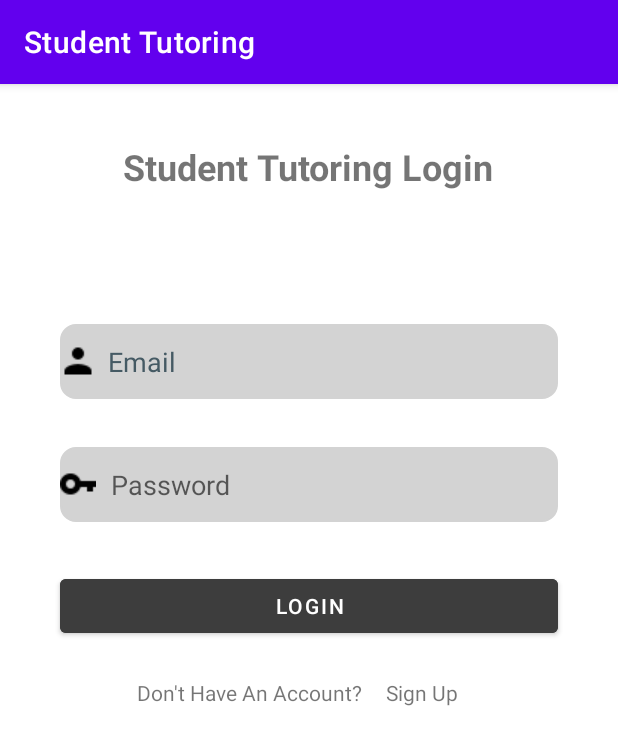
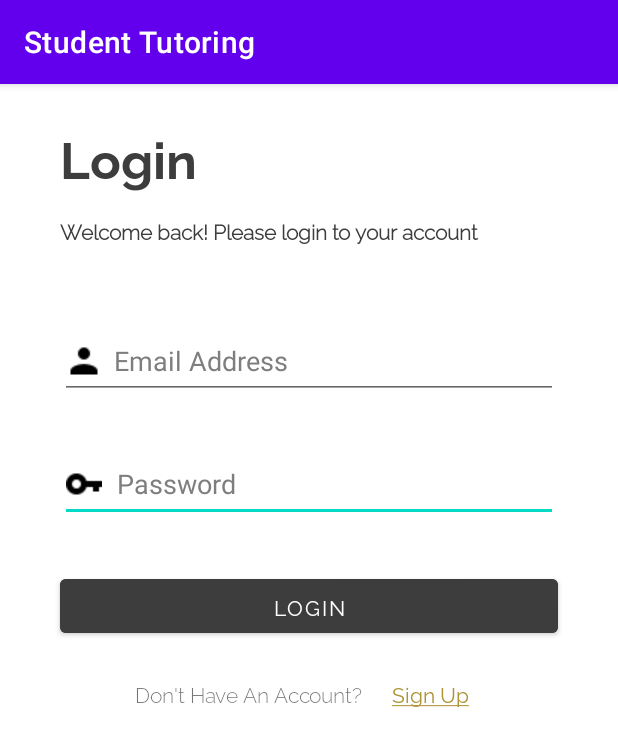
Before and after one commit to gracesopha/tutorme, an Android app: the screen it shows after launch (LoginPage), on a phone screen of 412 x 824 dp. Shown: the top 746 px of the screen. Run offline under Robolectric (Android 15) with nearby library versions, the phone set to English and light mode, and no system bars.

Commit message:
added fonts

```diff
--- a/StudentTutoringApp/app/src/main/res/layout/activity_login_page.xml
+++ b/StudentTutoringApp/app/src/main/res/layout/activity_login_page.xml
@@ -10,15 +10,29 @@
         android:id="@+id/loginLabel"
         android:layout_width="wrap_content"
         android:layout_height="wrap_content"
-        android:text="Student Tutoring Login"
-        android:textSize="24sp"
+        android:layout_marginLeft="40dp"
+        android:layout_marginTop="24dp"
+        android:text="Login"
+        android:textSize="34sp"
         android:textStyle="bold"
-        app:layout_constraintBottom_toBottomOf="parent"
-        app:layout_constraintHorizontal_bias="0.498"
+        android:textColor="#3D3D3D"
+        android:fontFamily="@font/ralewaybold"
         app:layout_constraintLeft_toLeftOf="parent"
-        app:layout_constraintRight_toRightOf="parent"
-        app:layout_constraintTop_toTopOf="parent"
-        app:layout_constraintVertical_bias="0.053" />
+        app:layout_constraintTop_toTopOf="parent" />
+
+    <TextView
+        android:textColor="#3D3D3D"
+        android:id="@+id/WelcomeMessage"
+        android:layout_width="wrap_content"
+        android:layout_height="wrap_content"
+        android:layout_marginLeft="40dp"
+        android:layout_marginTop="16dp"
+        android:fontFamily="@font/ralewaylight"
+        android:text="@string/welcome_back"
+        android:textSize="14sp"
+        android:textStyle="bold"
+        app:layout_constraintLeft_toLeftOf="parent"
+        app:layout_constraintTop_toBottomOf="@+id/loginLabel" />
 
     <Button
         android:id="@+id/login_button"
@@ -29,6 +43,7 @@
         android:layout_marginEnd="40dp"
         android:backgroundTint="#3D3D3D"
         android:text="login"
+        android:fontFamily="@font/ralewayregular"
         android:textColor="#FFFFFF"
         app:layout_constraintEnd_toEndOf="parent"
         app:layout_constraintStart_toStartOf="parent"
@@ -41,12 +56,12 @@
         android:layout_marginStart="40dp"
         android:layout_marginTop="32dp"
         android:layout_marginEnd="40dp"
-        android:background="@drawable/text_field_bg"
         android:drawableLeft="@drawable/pass_icon"
         android:drawablePadding="10dp"
         android:ems="10"
         android:hint="Password"
         android:inputType="textPassword"
+        android:textColorHint="#7e7e7e"
         app:layout_constraintEnd_toEndOf="parent"
         app:layout_constraintHorizontal_bias="0.978"
         app:layout_constraintStart_toStartOf="parent"
@@ -59,12 +74,11 @@
         android:layout_marginStart="40dp"
         android:layout_marginTop="160dp"
         android:layout_marginEnd="40dp"
-        android:background="@drawable/text_field_bg"
         android:drawableLeft="@drawable/user_icon"
         android:drawablePadding="8dp"
-        android:hint="Email"
+        android:hint="Email Address"
         android:inputType="textEmailAddress"
-        android:textColorHint="#455A64"
+        android:textColorHint="#7e7e7e"
         app:layout_constraintEnd_toEndOf="parent"
         app:layout_constraintHorizontal_bias="0.964"
         app:layout_constraintStart_toStartOf="parent"
@@ -72,6 +86,7 @@
 
     <TextView
         android:id="@+id/textView9"
+        android:fontFamily="@font/ralewaylight"
         android:layout_width="wrap_content"
         android:layout_height="wrap_content"
         android:layout_marginTop="24dp"
@@ -83,10 +98,14 @@
 
     <TextView
         android:id="@+id/signup_button"
+        android:fontFamily="@font/ralewayregular"
         android:layout_width="wrap_content"
         android:layout_height="wrap_content"
         android:layout_marginStart="16dp"
-        android:text="Sign Up"
+        android:clickable="true"
+        android:focusable="true"
+        android:text="@string/sign_up"
+        android:textColor="#ac9437"
         app:layout_constraintBottom_toBottomOf="@+id/textView9"
         app:layout_constraintStart_toEndOf="@+id/textView9"
         app:layout_constraintTop_toTopOf="@+id/textView9"
--- a/StudentTutoringApp/app/src/main/res/values/strings.xml
+++ b/StudentTutoringApp/app/src/main/res/values/strings.xml
@@ -21,7 +21,8 @@
     <string name="submit_button">Submit</string>
     <string name="cancel_button">Cancel</string>
     <string name="logout_button">Log Out</string>
-
+    <string name = "sign_up"> <u>Sign Up</u> </string>
+    <string name = "welcome_back">Welcome back! Please login to your account</string>
 
     <!-->Sunny's strings<!-->
     <string name="ratings_title">Rate A Tutor</string>
@@ -53,7 +54,6 @@
     <string name="welcome_joe">Welcome, Joe!</string>
     <string name="student_tutoring_login">Student Tutoring Login</string>
     <string name="no_account_sign_up_here">No account? Sign Up Here!</string>
-    <string name="sign_up">SIGN UP</string>
     <string name="password">Password</string>
     <string name="abc_gmail_com">abc@gmail.com</string>
     <string name="first_name">First Name</string>
```
Also changed, not shown: StudentTutoringApp/app/src/main/res/font/ralewayblack.ttf (added), StudentTutoringApp/app/src/main/res/font/ralewayblackitalic.ttf (added), StudentTutoringApp/app/src/main/res/font/ralewaybold.ttf (added), StudentTutoringApp/app/src/main/res/font/ralewaybolditalic.ttf (added), StudentTutoringApp/app/src/main/res/font/ralewayextrabold.ttf (added), StudentTutoringApp/app/src/main/res/font/ralewayextrabolditalic.ttf (added), StudentTutoringApp/app/src/main/res/font/ralewayextralight.ttf (added), StudentTutoringApp/app/src/main/res/font/ralewayextralightitalic.ttf (added), StudentTutoringApp/app/src/main/res/font/ralewayitalic.ttf (added), StudentTutoringApp/app/src/main/res/font/ralewaylight.ttf (added), StudentTutoringApp/app/src/main/res/font/ralewaylightitalic.ttf (added), StudentTutoringApp/app/src/main/res/font/ralewaymedium.ttf (added), StudentTutoringApp/app/src/main/res/font/ralewaymediumitalic.ttf (added), StudentTutoringApp/app/src/main/res/font/ralewayregular.ttf (added), 4 more files.
